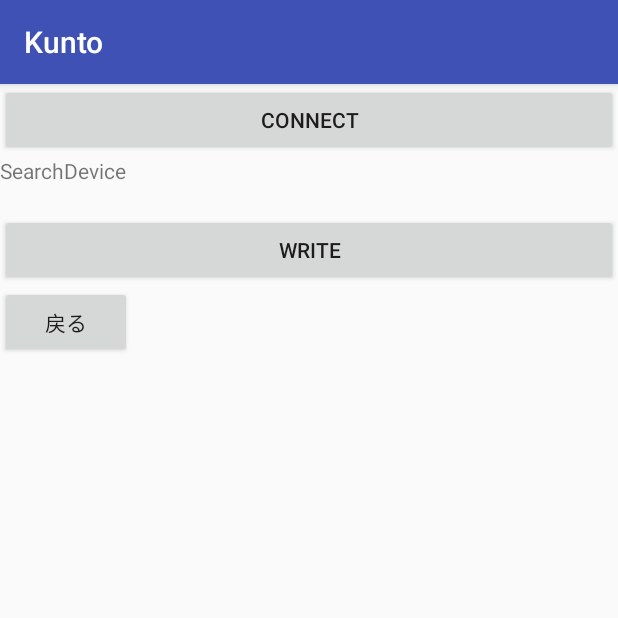
After one commit to GuHoo/Kunto-Frontend, an Android app: the MeasureActivity screen opened directly, with no data from a screen before it, on a phone screen of 412 x 824 dp, the top half of it. The commit adds this screen. Run offline under Robolectric (Android 15) with nearby library versions, the phone set to English and light mode, and no system bars.

Commit message:
メインのアクティビティの追加と遷移

```diff
--- a/app/src/main/AndroidManifest.xml
+++ b/app/src/main/AndroidManifest.xml
@@ -19,6 +19,7 @@
                 <category android:name="android.intent.category.LAUNCHER" />
             </intent-filter>
         </activity>
+        <activity android:name=".MeasureActivity"></activity>
     </application>
 
 </manifest>
--- /dev/null
+++ b/app/src/main/java/slp/etr/guhoo/kunto_frontend/MeasureActivity.java
@@ -0,0 +1,226 @@
+package slp.etr.guhoo.kunto_frontend;
+
+import android.bluetooth.BluetoothAdapter;
+import android.bluetooth.BluetoothDevice;
+import android.bluetooth.BluetoothSocket;
+import android.os.Handler;
+import android.os.Message;
+import android.support.annotation.NonNull;
+import android.support.v7.app.AppCompatActivity;
+import android.os.Bundle;
+import android.util.Log;
+import android.view.View;
+import android.widget.Button;
+import android.widget.TextView;
+
+import java.io.BufferedReader;
+import java.io.IOException;
+import java.io.InputStream;
+import java.io.InputStreamReader;
+import java.io.OutputStream;
+import java.util.Set;
+import java.util.UUID;
+
+public class MeasureActivity extends AppCompatActivity implements Runnable, View.OnClickListener  {
+
+
+    /* tag */
+    private static final String TAG = "BluetoothSample";
+
+    /* Bluetooth Adapter */
+    private BluetoothAdapter mAdapter;
+
+    /* Bluetoothデバイス */
+    private BluetoothDevice mDevice;
+
+    /* Bluetooth UUID */
+    private final UUID MY_UUID = UUID.fromString("00001101-0000-1000-8000-00805F9B34FB");
+
+    /* デバイス名 */
+    //private final String DEVICE_NAME = "HC-06";
+    private final String DEVICE_NAME = "RNBT-0C8C";
+
+    /* Soket */
+    private BluetoothSocket mSocket;
+
+    /* Thread */
+    private Thread mThread;
+
+    /* Threadの状態を表す */
+    private boolean isRunning;
+
+    /** 接続ボタン. */
+    private Button connectButton;
+
+    /** 書込みボタン. */
+    private Button writeButton;
+
+    /** 戻るボタン. */
+    private Button backButton;
+
+    /** ステータス. */
+    private TextView mStatusTextView;
+
+    /** Bluetoothから受信した値. */
+    private TextView mInputTextView;
+
+    /** Action(ステータス表示). */
+    private static final int VIEW_STATUS = 0;
+
+    /** Action(取得文字列). */
+    private static final int VIEW_INPUT = 1;
+
+    /** Connect確認用フラグ */
+    private boolean connectFlg = false;
+
+    /** BluetoothのOutputStream. */
+    OutputStream mmOutputStream = null;
+
+    @Override
+    public void onCreate(Bundle savedInstanceState){
+        super.onCreate(savedInstanceState);
+        setContentView(R.layout.activity_measure);
+
+        mInputTextView = (TextView)findViewById(R.id.inputValue);
+        mStatusTextView = (TextView)findViewById(R.id.statusValue);
+
+        connectButton = (Button)findViewById(R.id.connectButton);
+        writeButton = (Button)findViewById(R.id.writeButton);
+
+        connectButton.setOnClickListener(this);
+        writeButton.setOnClickListener(this);
+        findViewById(R.id.buttonBack).setOnClickListener(new View.OnClickListener() {
+            @Override
+            public void onClick(View view) {
+                finish();
+            }
+        });
+
+        // Bluetoothのデバイス名を取得
+        // デバイス名は、RNBT-XXXXになるため、
+        // DVICE_NAMEでデバイス名を定義
+        mAdapter = BluetoothAdapter.getDefaultAdapter();
+        mStatusTextView.setText("SearchDevice");
+        Set< BluetoothDevice > devices = mAdapter.getBondedDevices();
+        for ( BluetoothDevice device : devices){
+
+            if(device.getName().equals(DEVICE_NAME)){
+                mStatusTextView.setText("find: " + device.getName());
+                mDevice = device;
+            }
+        }
+    }
+
+    @Override
+    protected void onPause(){
+        super.onPause();
+
+        isRunning = false;
+        try{
+            mSocket.close();
+        }
+        catch(Exception e){}
+    }
+
+    @Override
+    public void run() {
+        InputStream mmInStream = null;
+
+        Message valueMsg = new Message();
+        valueMsg.what = VIEW_STATUS;
+        valueMsg.obj = "connecting...";
+        mHandler.sendMessage(valueMsg);
+
+        try{
+
+            // 取得したデバイス名を使ってBluetoothでSocket接続
+            mSocket = mDevice.createRfcommSocketToServiceRecord(MY_UUID);
+            mSocket.connect();
+            mmInStream = mSocket.getInputStream();
+            mmOutputStream = mSocket.getOutputStream();
+
+            // InputStreamのバッファを格納
+            byte[] buffer = new byte[15];
+
+            // 取得したバッファのサイズを格納
+            int bytes;
+            valueMsg = new Message();
+            valueMsg.what = VIEW_STATUS;
+            valueMsg.obj = "connected.";
+            mHandler.sendMessage(valueMsg);
+
+            connectFlg = true;
+
+            while(isRunning) {
+                // InputStreamの読み込み
+                String data = this.convertInputStreamToString(mmInStream);
+                Log.i("TAG", data);
+            }
+        } catch(Exception e){
+
+            valueMsg = new Message();
+            valueMsg.what = VIEW_STATUS;
+            valueMsg.obj = "Error1:" + e;
+            mHandler.sendMessage(valueMsg);
+
+            try{
+                mSocket.close();
+            }catch(Exception ee){}
+            isRunning = false;
+            connectFlg = false;
+        }
+    }
+
+    @Override
+    public void onClick(View v) {
+        if(v.equals(connectButton)) {
+            // 接続されていない場合のみ
+            if (!connectFlg) {
+                mStatusTextView.setText("try connect");
+
+                mThread = new Thread(this);
+                // Threadを起動し、Bluetooth接続
+                isRunning = true;
+                mThread.start();
+            }
+        } else if(v.equals(writeButton)) {
+            // 接続中のみ書込みを行う
+            if (connectFlg) {
+                try {
+                    mmOutputStream.write("2".getBytes());
+                    mStatusTextView.setText("Write:");
+                } catch (IOException e) {
+                    Message valueMsg = new Message();
+                    valueMsg.what = VIEW_STATUS;
+                    valueMsg.obj = "Error3:" + e;
+                    mHandler.sendMessage(valueMsg);
+                }
+            } else {
+                mStatusTextView.setText("Please push the connect button");
+            }
+        }
+    }
+
+    /**
+     * 描画処理はHandlerでおこなう
+     */
+    Handler mHandler = new Handler() {
+        @Override
+        public void handleMessage(Message msg) {
+            int action = msg.what;
+            String msgStr = (String)msg.obj;
+            if(action == VIEW_INPUT){
+                mInputTextView.setText(msgStr);
+            }
+            else if(action == VIEW_STATUS){
+                mStatusTextView.setText(msgStr);
+            }
+        }
+    };
+
+    @NonNull
+    private String convertInputStreamToString(InputStream is) throws IOException {
+        BufferedReader reader = new BufferedReader(new InputStreamReader(is, "UTF-8"));
+        return reader.readLine();
+    }
+}
--- /dev/null
+++ b/app/src/main/res/layout/activity_measure.xml
@@ -0,0 +1,38 @@
+<?xml version="1.0" encoding="utf-8"?>
+<LinearLayout xmlns:android="http://schemas.android.com/apk/res/android"
+    android:layout_width="fill_parent"
+    android:layout_height="fill_parent"
+    android:orientation="vertical" >
+
+    <Button android:id="@+id/connectButton"
+        android:layout_width="fill_parent"
+        android:layout_height="wrap_content"
+        android:text="Connect" />
+
+    <TextView
+        android:id="@+id/statusValue"
+        android:layout_width="fill_parent"
+        android:layout_height="wrap_content"
+        />
+
+    <TextView
+        android:id="@+id/inputValue"
+        android:layout_width="fill_parent"
+        android:layout_height="wrap_content"
+        />
+
+    <Button android:id="@+id/writeButton"
+        android:layout_width="fill_parent"
+        android:layout_height="wrap_content"
+        android:text="Write" />
+
+    <Button
+        android:id="@+id/buttonBack"
+        android:layout_width="wrap_content"
+        android:layout_height="wrap_content"
+        android:layout_alignParentBottom="true"
+        android:layout_centerHorizontal="true"
+        android:layout_marginBottom="16dp"
+        android:text="戻る" />
+
+</LinearLayout>
```
Also changed, not shown: app/src/main/java/slp/etr/guhoo/kunto_frontend/MainActivity.java (+10 -197 lines), app/src/main/res/layout/activity_main.xml (+6 -13 lines).
